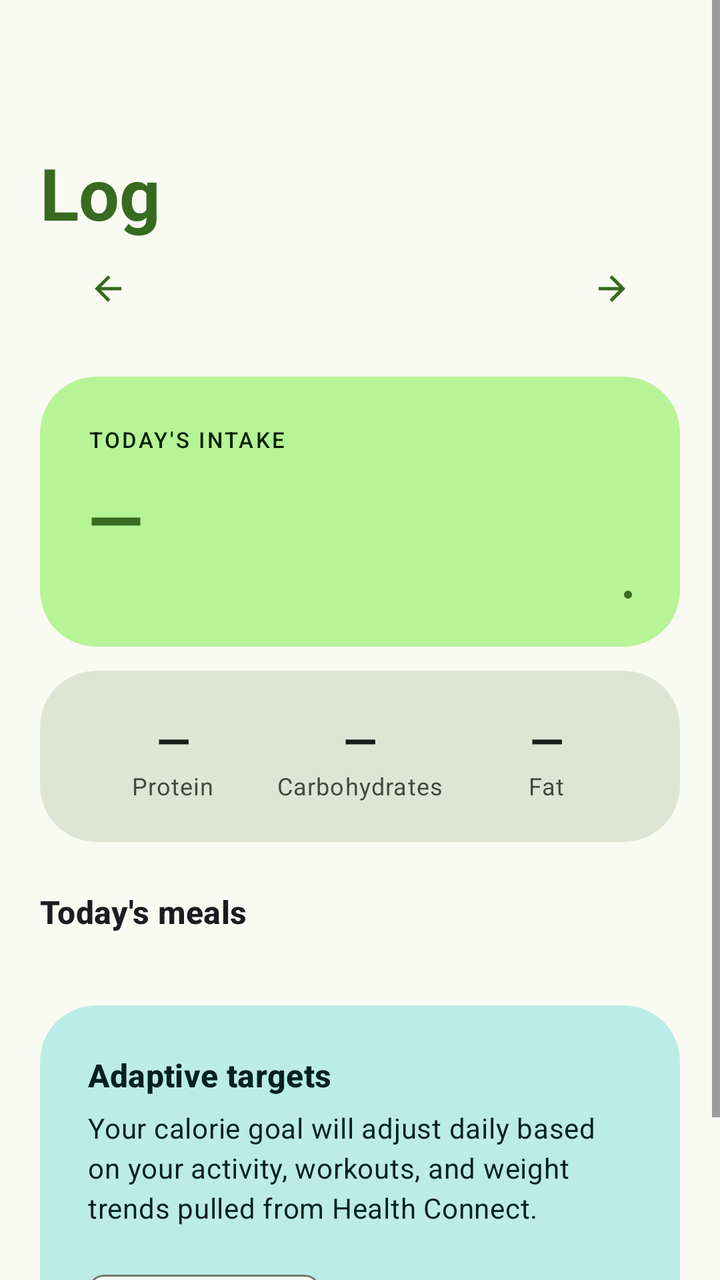
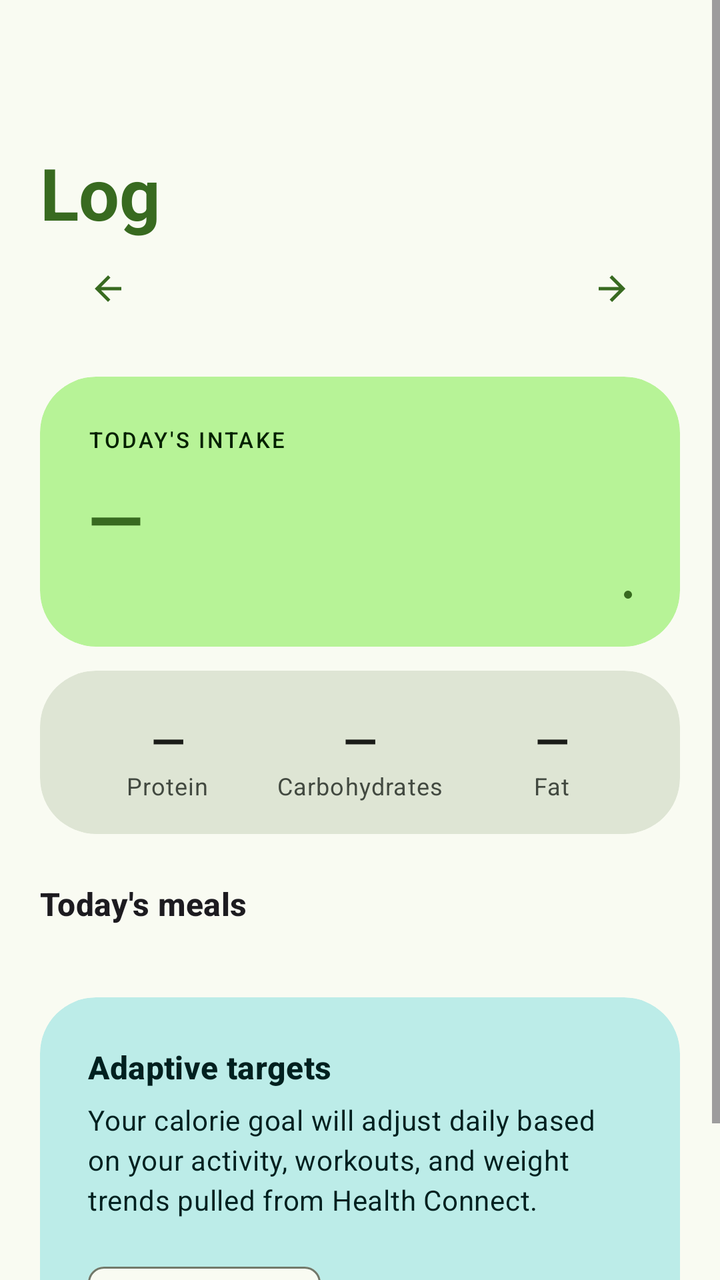

An Android layout rendered at two revisions. The XML below is the earlier revision; the diff shows what the commit changed to produce the second picture.
<!-- AndroidManifest.xml: application theme Theme.ScaScan -->
<!-- res/layout/fragment_log.xml -->
<?xml version="1.0" encoding="utf-8"?>
<ScrollView
    xmlns:android="http://schemas.android.com/apk/res/android"
    xmlns:app="http://schemas.android.com/apk/res-auto"
    android:id="@+id/root"
    android:layout_width="match_parent"
    android:layout_height="match_parent"
    android:fillViewport="true"
    android:background="?android:colorBackground">

    <LinearLayout
        android:layout_width="match_parent"
        android:layout_height="wrap_content"
        android:orientation="vertical"
        android:paddingHorizontal="20dp"
        android:paddingTop="72dp"
        android:paddingBottom="32dp">

        <TextView
            android:layout_width="wrap_content"
            android:layout_height="wrap_content"
            android:text="@string/nav_log"
            style="@style/TextAppearance.Material3.DisplaySmall"
            android:textStyle="bold"
            android:textColor="?attr/colorPrimary"
            android:layout_marginBottom="4dp" />

        
        <LinearLayout
            android:layout_width="match_parent"
            android:layout_height="wrap_content"
            android:orientation="horizontal"
            android:gravity="center_vertical"
            android:layout_marginBottom="24dp">

            <com.google.android.material.button.MaterialButton
                android:id="@+id/btnPrevDay"
                style="@style/Widget.Material3.Button.IconButton"
                android:layout_width="wrap_content"
                android:layout_height="wrap_content"
                android:insetTop="0dp"
                android:insetBottom="0dp"
                android:insetLeft="0dp"
                android:insetRight="0dp"
                android:minWidth="0dp"
                android:minHeight="0dp"
                app:iconSize="20dp"
                app:iconPadding="0dp"
                app:icon="@drawable/ic_arrow_back" />

            <TextView
                android:id="@+id/tvSelectedDate"
                android:layout_width="0dp"
                android:layout_height="wrap_content"
                android:layout_weight="1"
                android:gravity="center"
                style="@style/TextAppearance.Material3.TitleMedium"
                android:textColor="?attr/colorOnBackground" />

            <com.google.android.material.button.MaterialButton
                android:id="@+id/btnNextDay"
                style="@style/Widget.Material3.Button.IconButton"
                android:layout_width="wrap_content"
                android:layout_height="wrap_content"
                android:insetTop="0dp"
                android:insetBottom="0dp"
                android:insetLeft="0dp"
                android:insetRight="0dp"
                android:minWidth="0dp"
                android:minHeight="0dp"
                app:iconSize="20dp"
                app:iconPadding="0dp"
                app:icon="@drawable/ic_arrow_forward" />
        </LinearLayout>

        
        <com.google.android.material.card.MaterialCardView
            android:layout_width="match_parent"
            android:layout_height="wrap_content"
            android:layout_marginBottom="12dp"
            app:cardBackgroundColor="?attr/colorPrimaryContainer"
            app:cardCornerRadius="28dp"
            app:cardElevation="0dp"
            app:strokeWidth="0dp">

            <LinearLayout
                android:layout_width="match_parent"
                android:layout_height="wrap_content"
                android:orientation="vertical"
                android:padding="24dp">

                <TextView
                    android:layout_width="wrap_content"
                    android:layout_height="wrap_content"
                    android:text="@string/log_today_intake"
                    style="@style/TextAppearance.Material3.LabelSmall"
                    android:textAllCaps="true"
                    android:letterSpacing="0.1"
                    android:textColor="?attr/colorOnPrimaryContainer"
                    android:layout_marginBottom="8dp" />

                <TextView
                    android:id="@+id/tvCalorieSummary"
                    android:layout_width="wrap_content"
                    android:layout_height="wrap_content"
                    android:text="@string/log_no_data"
                    style="@style/TextAppearance.Material3.DisplaySmall"
                    android:textStyle="bold"
                    android:textColor="?attr/colorPrimary"
                    android:layout_marginBottom="12dp" />

                <com.google.android.material.progressindicator.LinearProgressIndicator
                    android:id="@+id/progressCalories"
                    android:layout_width="match_parent"
                    android:layout_height="wrap_content"
                    android:progress="0"
                    android:max="100"
                    app:trackCornerRadius="4dp"
                    app:indicatorColor="?attr/colorPrimary"
                    app:trackColor="?attr/colorPrimaryContainer" />
            </LinearLayout>
        </com.google.android.material.card.MaterialCardView>

        
        <com.google.android.material.card.MaterialCardView
            android:layout_width="match_parent"
            android:layout_height="wrap_content"
            android:layout_marginBottom="24dp"
            app:cardBackgroundColor="?attr/colorSurfaceVariant"
            app:cardCornerRadius="28dp"
            app:cardElevation="0dp"
            app:strokeWidth="0dp">

            <LinearLayout
                android:layout_width="match_parent"
                android:layout_height="wrap_content"
                android:orientation="horizontal"
                android:padding="20dp">

                <LinearLayout
                    android:layout_width="0dp"
                    android:layout_height="wrap_content"
                    android:layout_weight="1"
                    android:orientation="vertical"
                    android:gravity="center_horizontal">

                    <TextView
                        android:id="@+id/tvLogProtein"
                        android:layout_width="wrap_content"
                        android:layout_height="wrap_content"
                        android:text="—"
                        style="@style/TextAppearance.Material3.TitleLarge"
                        android:textStyle="bold"
                        android:textColor="?attr/colorOnSurface" />

                    <TextView
                        android:layout_width="wrap_content"
                        android:layout_height="wrap_content"
                        android:text="@string/nutrient_protein"
                        style="@style/TextAppearance.Material3.BodySmall"
                        android:textColor="?attr/colorOnSurfaceVariant" />
                </LinearLayout>

                <LinearLayout
                    android:layout_width="0dp"
                    android:layout_height="wrap_content"
                    android:layout_weight="1"
                    android:orientation="vertical"
                    android:gravity="center_horizontal">

                    <TextView
                        android:id="@+id/tvLogCarbs"
                        android:layout_width="wrap_content"
                        android:layout_height="wrap_content"
                        android:text="—"
                        style="@style/TextAppearance.Material3.TitleLarge"
                        android:textStyle="bold"
                        android:textColor="?attr/colorOnSurface" />

                    <TextView
                        android:layout_width="wrap_content"
                        android:layout_height="wrap_content"
                        android:text="@string/nutrient_carbs"
                        style="@style/TextAppearance.Material3.BodySmall"
                        android:textColor="?attr/colorOnSurfaceVariant" />
                </LinearLayout>

                <LinearLayout
                    android:layout_width="0dp"
                    android:layout_height="wrap_content"
                    android:layout_weight="1"
                    android:orientation="vertical"
                    android:gravity="center_horizontal">

                    <TextView
                        android:id="@+id/tvLogFat"
                        android:layout_width="wrap_content"
                        android:layout_height="wrap_content"
                        android:text="—"
                        style="@style/TextAppearance.Material3.TitleLarge"
                        android:textStyle="bold"
                        android:textColor="?attr/colorOnSurface" />

                    <TextView
                        android:layout_width="wrap_content"
                        android:layout_height="wrap_content"
                        android:text="@string/nutrient_fat"
                        style="@style/TextAppearance.Material3.BodySmall"
                        android:textColor="?attr/colorOnSurfaceVariant" />
                </LinearLayout>
            </LinearLayout>
        </com.google.android.material.card.MaterialCardView>

        
        <TextView
            android:layout_width="wrap_content"
            android:layout_height="wrap_content"
            android:text="@string/log_entries_today"
            style="@style/TextAppearance.Material3.TitleMedium"
            android:textStyle="bold"
            android:textColor="?attr/colorOnBackground"
            android:layout_marginBottom="12dp" />

        
        <TextView
            android:id="@+id/tvEmptyLog"
            android:layout_width="match_parent"
            android:layout_height="wrap_content"
            android:text="@string/log_empty"
            style="@style/TextAppearance.Material3.BodyMedium"
            android:textColor="?attr/colorOnSurfaceVariant"
            android:layout_marginBottom="24dp"
            android:visibility="gone" />

        
        <LinearLayout
            android:id="@+id/entriesContainer"
            android:layout_width="match_parent"
            android:layout_height="wrap_content"
            android:orientation="vertical"
            android:layout_marginBottom="24dp" />

        
        <com.google.android.material.card.MaterialCardView
            android:id="@+id/cardHcMetrics"
            android:layout_width="match_parent"
            android:layout_height="wrap_content"
            android:layout_marginBottom="12dp"
            android:visibility="gone"
            app:cardBackgroundColor="?attr/colorSecondaryContainer"
            app:cardCornerRadius="20dp"
            app:cardElevation="0dp"
            app:strokeWidth="0dp">

            <LinearLayout
                android:layout_width="match_parent"
                android:layout_height="wrap_content"
                android:orientation="horizontal"
                android:padding="16dp">

                <LinearLayout
                    android:layout_width="0dp"
                    android:layout_height="wrap_content"
                    android:layout_weight="1"
                    android:orientation="vertical"
                    android:gravity="center_horizontal">

                    <TextView
                        android:id="@+id/tvHcSteps"
                        android:layout_width="wrap_content"
                        android:layout_height="wrap_content"
                        android:text="—"
                        style="@style/TextAppearance.Material3.TitleMedium"
                        android:textStyle="bold"
                        android:textColor="?attr/colorOnSecondaryContainer" />

                    <TextView
                        android:layout_width="wrap_content"
                        android:layout_height="wrap_content"
                        android:text="@string/hc_label_steps"
                        style="@style/TextAppearance.Material3.BodySmall"
                        android:textColor="?attr/colorOnSecondaryContainer" />
                </LinearLayout>

                <LinearLayout
                    android:layout_width="0dp"
                    android:layout_height="wrap_content"
                    android:layout_weight="1"
                    android:orientation="vertical"
                    android:gravity="center_horizontal">

                    <TextView
                        android:id="@+id/tvHcCalories"
                        android:layout_width="wrap_content"
                        android:layout_height="wrap_content"
                        android:text="—"
                        style="@style/TextAppearance.Material3.TitleMedium"
                        android:textStyle="bold"
                        android:textColor="?attr/colorOnSecondaryContainer" />

                    <TextView
                        android:layout_width="wrap_content"
                        android:layout_height="wrap_content"
                        android:text="@string/hc_label_active"
                        style="@style/TextAppearance.Material3.BodySmall"
                        android:textColor="?attr/colorOnSecondaryContainer" />
                </LinearLayout>

                <LinearLayout
                    android:layout_width="0dp"
                    android:layout_height="wrap_content"
                    android:layout_weight="1"
                    android:orientation="vertical"
                    android:gravity="center_horizontal">

                    <TextView
                        android:id="@+id/tvHcDistance"
                        android:layout_width="wrap_content"
                        android:layout_height="wrap_content"
                        android:text="—"
                        style="@style/TextAppearance.Material3.TitleMedium"
                        android:textStyle="bold"
                        android:textColor="?attr/colorOnSecondaryContainer" />

                    <TextView
                        android:layout_width="wrap_content"
                        android:layout_height="wrap_content"
                        android:text="@string/hc_label_distance"
                        style="@style/TextAppearance.Material3.BodySmall"
                        android:textColor="?attr/colorOnSecondaryContainer" />
                </LinearLayout>
            </LinearLayout>
        </com.google.android.material.card.MaterialCardView>

        
        <com.google.android.material.card.MaterialCardView
            android:layout_width="match_parent"
            android:layout_height="wrap_content"
            app:cardBackgroundColor="?attr/colorTertiaryContainer"
            app:cardCornerRadius="28dp"
            app:cardElevation="0dp"
            app:strokeWidth="0dp">

            <LinearLayout
                android:layout_width="match_parent"
                android:layout_height="wrap_content"
                android:orientation="vertical"
                android:padding="24dp">

                <TextView
                    android:layout_width="wrap_content"
                    android:layout_height="wrap_content"
                    android:text="@string/log_adaptive_title"
                    style="@style/TextAppearance.Material3.TitleMedium"
                    android:textStyle="bold"
                    android:textColor="?attr/colorOnTertiaryContainer"
                    android:layout_marginBottom="6dp" />

                <TextView
                    android:layout_width="wrap_content"
                    android:layout_height="wrap_content"
                    android:text="@string/log_adaptive_body"
                    style="@style/TextAppearance.Material3.BodyMedium"
                    android:textColor="?attr/colorOnTertiaryContainer"
                    android:layout_marginBottom="16dp" />

                <com.google.android.material.chip.Chip
                    android:layout_width="wrap_content"
                    android:layout_height="wrap_content"
                    android:text="@string/coming_soon"
                    android:clickable="false"
                    style="@style/Widget.Material3.Chip.Suggestion" />
            </LinearLayout>
        </com.google.android.material.card.MaterialCardView>

    </LinearLayout>
</ScrollView>
<!-- resources referenced by this layout -->
<resources>
  <!-- drawable ic_arrow_forward (drawable) -->
  <?xml version="1.0" encoding="utf-8"?>
  <vector xmlns:android="http://schemas.android.com/apk/res/android"
      android:width="24dp"
      android:height="24dp"
      android:viewportWidth="24"
      android:viewportHeight="24">
      <path
          android:fillColor="@android:color/white"
          android:pathData="M12,4l-1.41,1.41L16.17,11H4v2h12.17l-5.58,5.59L12,20l8,-8z" />
  </vector>
  <string name="coming_soon">Coming soon</string>
  <string name="hc_label_active">Burned today</string>
  <string name="hc_label_distance">Distance</string>
  <string name="hc_label_steps">Steps today</string>
  <string name="log_adaptive_body">Your calorie goal will adjust daily based on your activity, workouts, and weight trends pulled from Health Connect.</string>
  <string name="log_adaptive_title">Adaptive targets</string>
  <string name="log_empty">No entries yet — scan or search a food to get started.</string>
  <string name="log_entries_today">Today\'s meals</string>
  <string name="log_no_data">—</string>
  <string name="log_today_intake">Today\'s intake</string>
  <string name="nav_log">Log</string>
  <string name="nutrient_carbs">Carbohydrates</string>
  <string name="nutrient_fat">Fat</string>
  <string name="nutrient_protein">Protein</string>
  <color name="colorPrimary">#386A20</color>
  <color name="colorOnPrimary">#FFFFFF</color>
  <color name="colorPrimaryContainer">#B7F397</color>
  <color name="colorOnPrimaryContainer">#042100</color>
  <color name="colorSecondary">#55624C</color>
  <color name="colorOnSecondary">#FFFFFF</color>
  <color name="colorSecondaryContainer">#D9E8CB</color>
  <color name="colorOnSecondaryContainer">#131F0D</color>
  <color name="colorTertiary">#386663</color>
  <color name="colorOnTertiary">#FFFFFF</color>
  <color name="colorTertiaryContainer">#BCECE8</color>
  <color name="colorOnTertiaryContainer">#00201F</color>
  <color name="colorError">#BA1A1A</color>
  <color name="colorOnError">#FFFFFF</color>
  <color name="colorBackground">#F9FBF2</color>
  <color name="colorSurface">#F9FBF2</color>
  <color name="colorOnSurface">#1A1C18</color>
  <color name="colorSurfaceVariant">#DEE5D4</color>
  <color name="colorOnSurfaceVariant">#424940</color>
  <color name="colorOutline">#72796A</color>
  <color name="colorOutlineVariant">#C2C9BA</color>
  <style name="ShapeAppearance.App.Pill" parent="">
          <item name="cornerFamily">rounded</item>
          <item name="cornerSize">50%</item>
      </style>
  <style name="ShapeAppearance.App.LargeRounded" parent="">
          <item name="cornerFamily">rounded</item>
          <item name="cornerSize">28dp</item>
      </style>
  <style name="Widget.App.Button" parent="Widget.Material3.Button">
          <item name="shapeAppearance">@style/ShapeAppearance.App.Pill</item>
          <item name="android:paddingStart">24dp</item>
          <item name="android:paddingEnd">24dp</item>
      </style>
  <style name="Widget.App.Button.Outlined" parent="Widget.Material3.Button.OutlinedButton">
          <item name="shapeAppearance">@style/ShapeAppearance.App.Pill</item>
          <item name="android:paddingStart">24dp</item>
          <item name="android:paddingEnd">24dp</item>
      </style>
  <style name="Widget.App.FloatingActionButton" parent="Widget.Material3.FloatingActionButton.Large.Primary">
          <item name="shapeAppearance">@style/ShapeAppearance.App.Pill</item>
      </style>
  <style name="Widget.App.ExtendedFab" parent="Widget.Material3.ExtendedFloatingActionButton.Primary">
          <item name="shapeAppearance">@style/ShapeAppearance.App.Pill</item>
      </style>
  <style name="Widget.App.Card" parent="Widget.Material3.CardView.Filled">
          <item name="shapeAppearance">@style/ShapeAppearance.App.LargeRounded</item>
          <item name="cardElevation">0dp</item>
          <item name="strokeWidth">0dp</item>
      </style>
  <!-- unchanged entries left out for length: 2 -->
</resources>

<!-- the commit's change to res/layout/fragment_log.xml (unified diff, before → after) -->
@@ -135,14 +135,18 @@
                 android:layout_width="match_parent"
                 android:layout_height="wrap_content"
                 android:orientation="horizontal"
-                android:padding="20dp">
-
-                <LinearLayout
-                    android:layout_width="0dp"
-                    android:layout_height="wrap_content"
-                    android:layout_weight="1"
-                    android:orientation="vertical"
-                    android:gravity="center_horizontal">
+                android:paddingHorizontal="16dp"
+                android:paddingTop="20dp"
+                android:paddingBottom="16dp">
+
+                
+                <LinearLayout
+                    android:layout_width="0dp"
+                    android:layout_height="wrap_content"
+                    android:layout_weight="1"
+                    android:orientation="vertical"
+                    android:gravity="center_horizontal"
+                    android:paddingHorizontal="4dp">
 
                     <TextView
                         android:id="@+id/tvLogProtein"
@@ -154,6 +158,25 @@
                         android:textColor="?attr/colorOnSurface" />
 
                     <TextView
+                        android:id="@+id/tvLogProteinTarget"
+                        android:layout_width="wrap_content"
+                        android:layout_height="wrap_content"
+                        android:visibility="gone"
+                        style="@style/TextAppearance.Material3.BodySmall"
+                        android:textColor="?attr/colorOnSurfaceVariant" />
+
+                    <com.google.android.material.progressindicator.LinearProgressIndicator
+                        android:id="@+id/progressProtein"
+                        android:layout_width="match_parent"
+                        android:layout_height="wrap_content"
+                        android:layout_marginTop="6dp"
+                        android:layout_marginBottom="4dp"
+                        android:visibility="gone"
+                        app:trackCornerRadius="4dp"
+                        app:indicatorColor="?attr/colorPrimary"
+                        app:trackColor="?attr/colorSurfaceVariantDim" />
+
+                    <TextView
                         android:layout_width="wrap_content"
                         android:layout_height="wrap_content"
                         android:text="@string/nutrient_protein"
@@ -161,12 +184,14 @@
                         android:textColor="?attr/colorOnSurfaceVariant" />
                 </LinearLayout>
 
-                <LinearLayout
-                    android:layout_width="0dp"
-                    android:layout_height="wrap_content"
-                    android:layout_weight="1"
-                    android:orientation="vertical"
-                    android:gravity="center_horizontal">
+                
+                <LinearLayout
+                    android:layout_width="0dp"
+                    android:layout_height="wrap_content"
+                    android:layout_weight="1"
+                    android:orientation="vertical"
+                    android:gravity="center_horizontal"
+                    android:paddingHorizontal="4dp">
 
                     <TextView
                         android:id="@+id/tvLogCarbs"
@@ -178,6 +203,25 @@
                         android:textColor="?attr/colorOnSurface" />
 
                     <TextView
+                        android:id="@+id/tvLogCarbsTarget"
+                        android:layout_width="wrap_content"
+                        android:layout_height="wrap_content"
+                        android:visibility="gone"
+                        style="@style/TextAppearance.Material3.BodySmall"
+                        android:textColor="?attr/colorOnSurfaceVariant" />
+
+                    <com.google.android.material.progressindicator.LinearProgressIndicator
+                        android:id="@+id/progressCarbs"
+                        android:layout_width="match_parent"
+                        android:layout_height="wrap_content"
+                        android:layout_marginTop="6dp"
+                        android:layout_marginBottom="4dp"
+                        android:visibility="gone"
+                        app:trackCornerRadius="4dp"
+                        app:indicatorColor="?attr/colorSecondary"
+                        app:trackColor="?attr/colorSurfaceVariantDim" />
+
+                    <TextView
                         android:layout_width="wrap_content"
                         android:layout_height="wrap_content"
                         android:text="@string/nutrient_carbs"
@@ -185,12 +229,14 @@
                         android:textColor="?attr/colorOnSurfaceVariant" />
                 </LinearLayout>
 
-                <LinearLayout
-                    android:layout_width="0dp"
-                    android:layout_height="wrap_content"
-                    android:layout_weight="1"
-                    android:orientation="vertical"
-                    android:gravity="center_horizontal">
+                
+                <LinearLayout
+                    android:layout_width="0dp"
+                    android:layout_height="wrap_content"
+                    android:layout_weight="1"
+                    android:orientation="vertical"
+                    android:gravity="center_horizontal"
+                    android:paddingHorizontal="4dp">
 
                     <TextView
                         android:id="@+id/tvLogFat"
@@ -200,6 +246,25 @@
                         style="@style/TextAppearance.Material3.TitleLarge"
                         android:textStyle="bold"
                         android:textColor="?attr/colorOnSurface" />
+
+                    <TextView
+                        android:id="@+id/tvLogFatTarget"
+                        android:layout_width="wrap_content"
+                        android:layout_height="wrap_content"
+                        android:visibility="gone"
+                        style="@style/TextAppearance.Material3.BodySmall"
+                        android:textColor="?attr/colorOnSurfaceVariant" />
+
+                    <com.google.android.material.progressindicator.LinearProgressIndicator
+                        android:id="@+id/progressFat"
+                        android:layout_width="match_parent"
+                        android:layout_height="wrap_content"
+                        android:layout_marginTop="6dp"
+                        android:layout_marginBottom="4dp"
+                        android:visibility="gone"
+                        app:trackCornerRadius="4dp"
+                        app:indicatorColor="?attr/colorTertiary"
+                        app:trackColor="?attr/colorSurfaceVariantDim" />
 
                     <TextView
                         android:layout_width="wrap_content"
